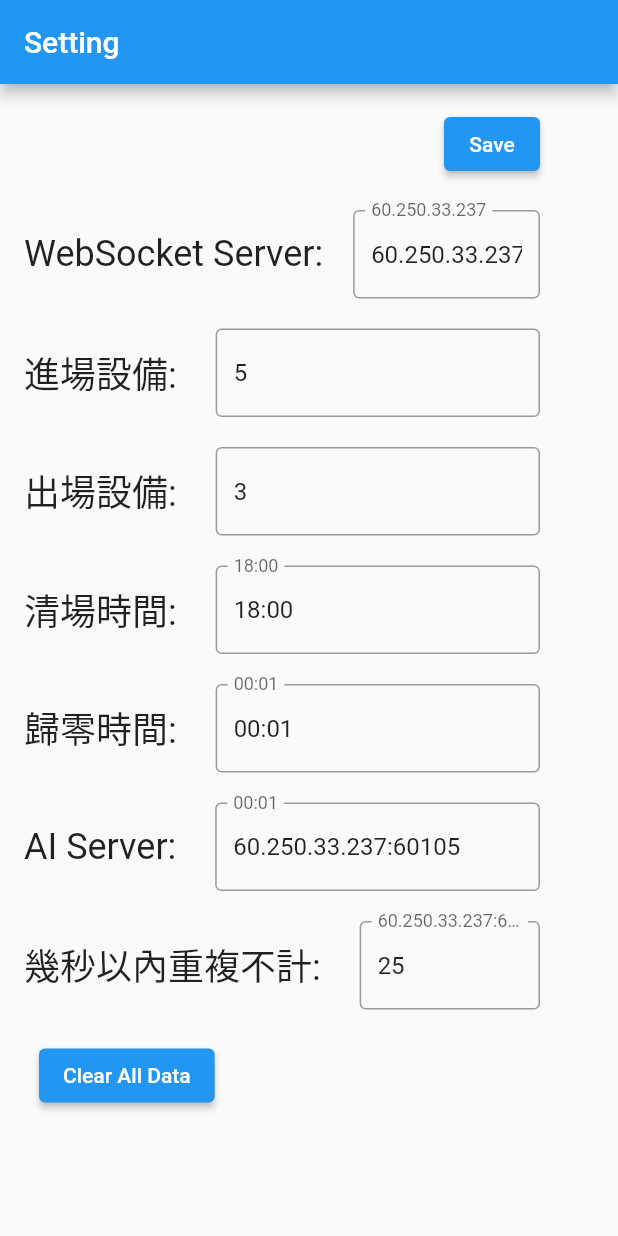
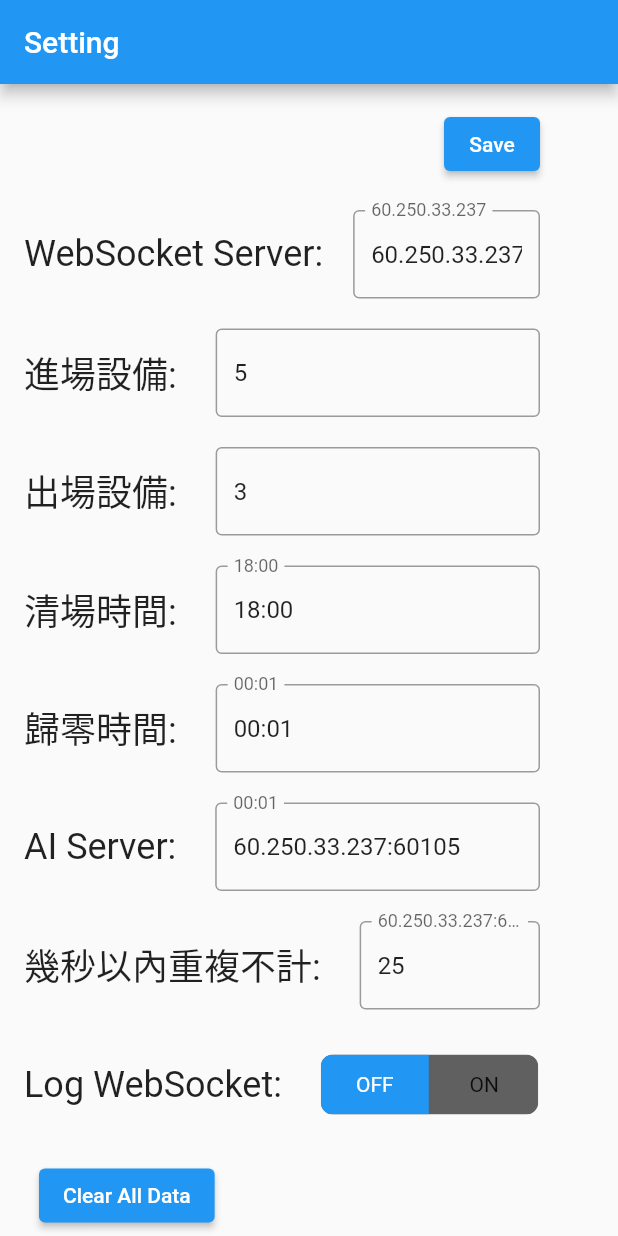
Before and after one commit to javaing/aiunion_farglory_dashboard, a Flutter app: the screen it shows after launch, after a tap on an icon or button, on a phone screen of 412 x 824 dp. Run offline on Flutter 3.47's test engine with Material 2 defaults, Android fonts, the phone set to English and light mode, and no system bars; drawn by our look-alikes of toggle_switch; our stand-ins replace dio, flutter_local_notifications, flutter_svg, freezed_annotation, get_it, permission_handler and 4 more; missing offline and left inert: flutter_ringtone_player, mqtt_client, platform_device_id, stomp_dart_client; accounts and stored records are empty; network calls fail.

Commit message:
新增寫web socket log開關

```diff
--- a/lib/Constants.dart
+++ b/lib/Constants.dart
@@ -34,6 +34,7 @@ const String PREF_KEY_PROFILE_POOL = 'PROFILE_POOL';
 const String PREF_KEY_PROFILE_REMAIN = 'PROFILE_REMAIN';
 const String PREF_KEY_AI_SERVER = 'AI_SERVER';
 const String PREF_KEY_DEDUPLICATE_SECOND = 'EDUPLICATE_SECOND';
+const String PREF_KEY_IS_LOGWEBSOCKET = 'IS_LOGWEBSOCKET';
 const String PREF_KEY_VENDOR = 'VENDOR';
 const String PREF_KEY_ENTER_UNIQUE_FACEID = 'ENTER_UNIQUE_NAME';
 const String PREF_KEY_LEAVE_UNIQUE_FACEID = 'LEAVE_UNIQUE_NAME';
--- a/lib/util/DBHelper.dart
+++ b/lib/util/DBHelper.dart
@@ -104,7 +104,7 @@ class DBHelper {
     if(result==null || result.isEmpty) return null;
     // print the results
     Map? map = result.last;
-    print('art 0604 queryLast last exist: $map');
+    //print('art 0604 queryLast last exist: $map');
     // {_id: 1, name: Bob, age: 23}
 
     return map;
--- a/lib/util/Utils.dart
+++ b/lib/util/Utils.dart
@@ -218,7 +218,7 @@ void writeFile(String str, String filename) async {
 }
 
 void writeFileAppend(String str, String filename) async {
-  print('art DB writeFile=$str');
+  print('art DB write append=$str');
   File file = File(await getFilePath(filename)); // 1
   file.writeAsString(str, mode:FileMode.append); // 2
 }
@@ -230,8 +230,8 @@ String unixtimeFormat(int unix) {
 
 //Id	deviceId	faceId	faceTypeId	time
 extension Qoo on WebSocketFace {
-  String toString2() {
+  String toString2(String InOut) {
     var time = unixtimeFormat( start_time!);
-    return "'${name!}','${device_id!}','${face_id!}','${type_id ?? ""}','$time'";
+    return "'$InOut','${name!}','${device_id!}','${face_id!}','${type_id ?? ""}','$time'";
   }
 }
--- a/lib/view/Setting.dart
+++ b/lib/view/Setting.dart
@@ -1,6 +1,7 @@
 import 'package:far_glory_construction_dashboard/viewmodel/TableScreenViewModel.dart';
 import 'package:flutter/material.dart';
 import 'package:shared_preferences/shared_preferences.dart';
+import 'package:toggle_switch/toggle_switch.dart';
 
 import '../Constants.dart';
 import '../util/Utils.dart';
@@ -38,6 +39,7 @@ class _TextAndInputFieldPageState extends State<TextAndInputFieldPage> {
   final TextEditingController _controllerRest = TextEditingController();
   final TextEditingController _controllerAIServer = TextEditingController();
   final TextEditingController _controllerDeduplicate = TextEditingController();
+  final TextEditingController _controllerLogWebSocket = TextEditingController();
   late SharedPreferences prefs;
   String inIDs = "";
   String outIDs = "";
@@ -86,6 +88,7 @@ class _TextAndInputFieldPageState extends State<TextAndInputFieldPage> {
       prefs.setString(PREF_KEY_RESET_TIME , _controllerRest.text);
       prefs.setString(PREF_KEY_AI_SERVER , _controllerAIServer.text);
       prefs.setString(PREF_KEY_DEDUPLICATE_SECOND , _controllerDeduplicate.text);
+      prefs.setBool(PREF_KEY_IS_LOGWEBSOCKET , mIsLogWebSocket);
 
       mClearTime = _controllerClear.text;
       mResetTime = _controllerRest.text;
@@ -282,6 +285,31 @@ class _TextAndInputFieldPageState extends State<TextAndInputFieldPage> {
       ],
     );
 
+    Widget row10 = Row(
+      //mainAxisAlignment: MainAxisAlignment.center,
+      children: [
+        const Text(
+          'Log WebSocket: ',
+          style: TextStyle(fontSize: 24),
+        ),
+        const SizedBox(width: 20),
+        ToggleSwitch(
+          initialLabelIndex: mIsLogWebSocket ? 1:0,
+          totalSwitches: 2,
+          labels: const ['OFF', 'ON'],
+          onToggle: (index) {
+            if(index==0) {
+              mIsLogWebSocket = false;
+            } else {
+              mIsLogWebSocket = true;
+            }
+            print('art IsLogWebSocket:$mIsLogWebSocket, index: $index');
+          },
+        ),
+        const SizedBox(width: 36),
+      ],
+    );
+
     return Scaffold(
       appBar: AppBar(
         title: Text('Setting'),
@@ -307,7 +335,9 @@ class _TextAndInputFieldPageState extends State<TextAndInputFieldPage> {
             row7,
             const SizedBox(height: 20),
             row9,
-            const SizedBox(height: 20),
+            const SizedBox(height: 30),
+            row10,
+            const SizedBox(height: 30),
             row8,
           ],
         ),
--- a/lib/view/TableScreen.dart
+++ b/lib/view/TableScreen.dart
@@ -185,6 +185,7 @@ wind_speed(風速(m/sec))、
       mResetTime = prefs.getString(PREF_KEY_RESET_TIME) ?? DEFAULT_RESET_TIME;
       AIHost = prefs.getString(PREF_KEY_AI_SERVER) ?? DEFAULT_AI_SERVER;
       mDeduplicate = prefs.getString(PREF_KEY_DEDUPLICATE_SECOND) ?? DEFAULT_AI_SERVER;
+      mIsLogWebSocket = prefs.getBool(PREF_KEY_IS_LOGWEBSOCKET) ?? false;
       //clearTime = "11:50";
       //resetTime = "12:50";
       //print("art 0511 loadPref OK WS_SERVER="+ WS_SERVER);
--- a/pubspec.yaml
+++ b/pubspec.yaml
@@ -26,6 +26,7 @@ dependencies:
   flutter_ringtone_player: ^3.2.0
   #flutter_tts: ^3.6.3
   #js: ^0.6.7
+  toggle_switch: ^2.1.0
   path:
 
 
```
Also changed, not shown: lib/viewmodel/TableScreenViewModel.dart (+13 -15 lines), pubspec.lock.
